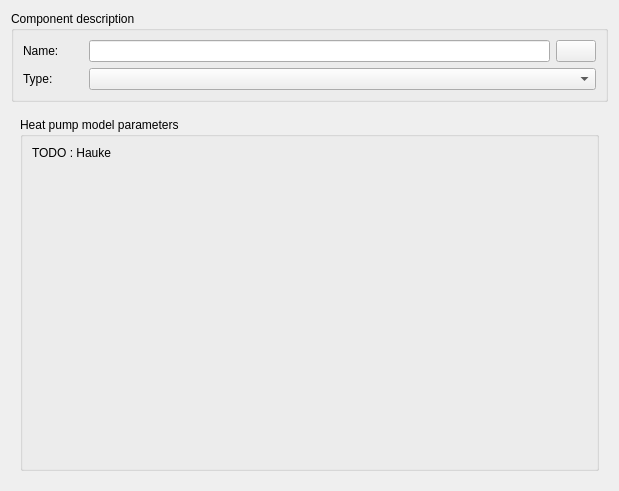
Old version of the form SIM-VICUS/src/SVDBNetworkComponentEditWidget.ui in the repository ghorwin/SIM-VICUS.
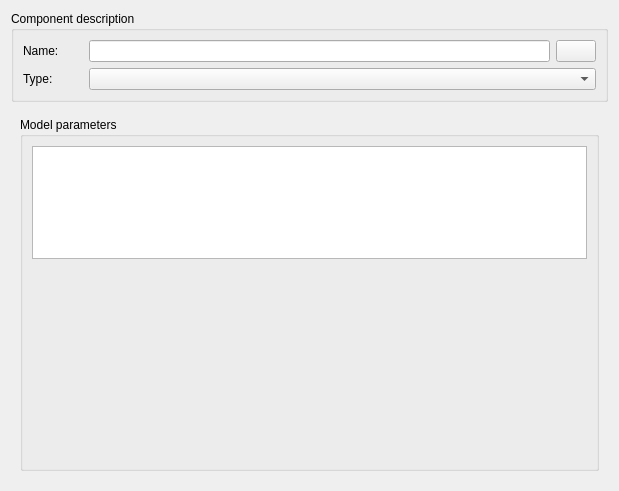
New version of the form. Custom widgets are drawn as their Qt base class.

Commit message: open network comp dialog from menu, include table view for network component parameters

Diff of the .ui file:
```diff
--- a/SIM-VICUS/src/SVDBNetworkComponentEditWidget.ui
+++ b/SIM-VICUS/src/SVDBNetworkComponentEditWidget.ui
@@ -76,15 +76,11 @@
        <item>
         <widget class="QGroupBox" name="groupBox_2">
          <property name="title">
-          <string>Heat pump model parameters</string>
+          <string>Model parameters</string>
          </property>
          <layout class="QVBoxLayout" name="verticalLayout_2">
           <item>
-           <widget class="QLabel" name="label">
-            <property name="text">
-             <string>TODO : Hauke</string>
-            </property>
-           </widget>
+           <widget class="QTableView" name="tableViewParameters"/>
           </item>
           <item>
            <spacer name="verticalSpacer">
```
The commit also changes 6 other files.
